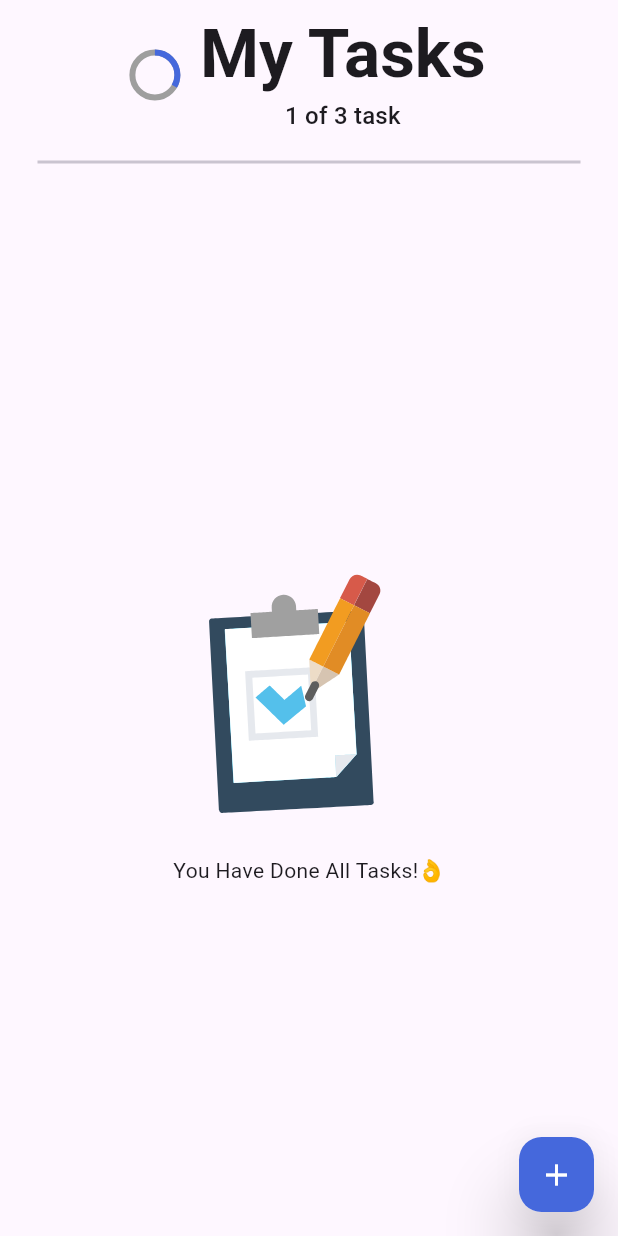
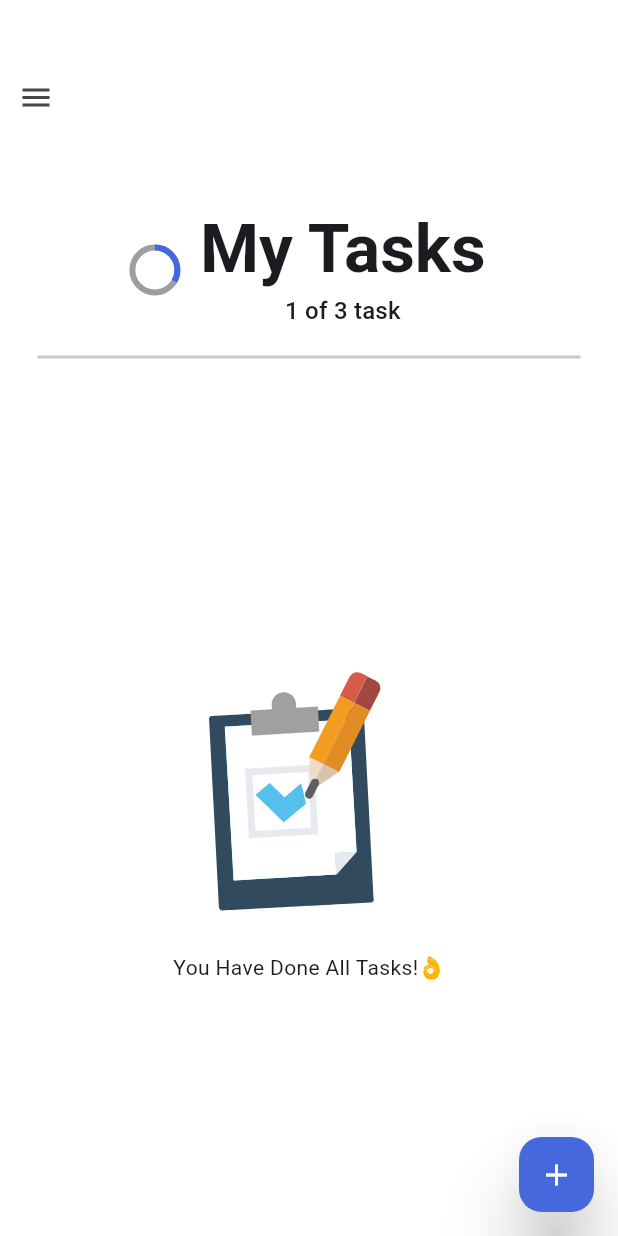
Before and after one commit to CodeByAshraf/todo_app, a Flutter app: the screen it shows after launch, on a phone screen of 412 x 824 dp. Run offline on Flutter 3.47's test engine with Material 3 defaults, Android fonts, the phone set to English and light mode, and no system bars; drawn by our look-alikes of flutter_slider_drawer; our stand-ins replace lottie.

Commit message:
opend and close slider

```diff
--- /dev/null
+++ b/lib/components/appbarview.dart
@@ -0,0 +1,60 @@
+import 'package:flutter/material.dart';
+import 'package:flutter_slider_drawer/flutter_slider_drawer.dart';
+
+class AppBarView extends StatefulWidget {
+  const AppBarView({super.key, required this.drawerKey});
+  final GlobalKey<SliderDrawerState> drawerKey;
+  @override
+  State<AppBarView> createState() => _AppBarViewState();
+}
+
+class _AppBarViewState extends State<AppBarView>
+    with SingleTickerProviderStateMixin {
+  late AnimationController animatController;
+  bool isDrawer = false;
+
+  @override
+  void initState() {
+    animatController = AnimationController(
+      vsync: this,
+      duration: const Duration(seconds: 1),
+    );
+    super.initState();
+  }
+
+  @override
+  void dispose() {
+    animatController.dispose();
+    super.dispose();
+  }
+
+  void onDrawer() {
+    isDrawer = !isDrawer;
+    if (isDrawer) {
+      animatController.forward();
+      widget.drawerKey.currentState!.openSlider();
+    } else {
+      animatController.reverse();
+      widget.drawerKey.currentState!.closeSlider();
+    }
+  }
+
+  @override
+  Widget build(BuildContext context) {
+    return SizedBox(
+      width: double.infinity,
+      height: 130,
+      child: Row(
+        children: [
+          IconButton(
+            onPressed: onDrawer,
+            icon: AnimatedIcon(
+              icon: AnimatedIcons.menu_close,
+              progress: animatController,
+            ),
+          ),
+        ],
+      ),
+    );
+  }
+}
--- a/lib/widget/home.dart
+++ b/lib/widget/home.dart
@@ -1,10 +1,8 @@
 import 'package:flutter/material.dart';
-import 'package:todo_app/extensions/space.dart';
-import 'package:todo_app/utils/colors.dart';
-import 'package:todo_app/utils/strings.dart';
-import 'package:todo_app/widget/custome_fab.dart';
-import 'package:todo_app/widget/custome_lottie.dart';
-import 'package:todo_app/widget/task_widget.dart';
+import 'package:flutter_slider_drawer/flutter_slider_drawer.dart';
+import 'package:todo_app/components/appbarview.dart';
+import 'package:todo_app/components/custome_fab.dart';
+import 'package:todo_app/widget/home_body.dart';
 
 class HomeView extends StatefulWidget {
   const HomeView({super.key});
@@ -14,104 +12,22 @@ class HomeView extends StatefulWidget {
 }
 
 class _HomeViewState extends State<HomeView> {
+  final GlobalKey<SliderDrawerState> drawer = GlobalKey<SliderDrawerState>();
   @override
   Widget build(BuildContext context) {
     var textTheme = Theme.of(context).textTheme;
     final List<int> testValues = [];
     return Scaffold(
       floatingActionButton: customeFab(),
-      body: SafeArea(
-        child: SizedBox(
-          height: double.infinity,
-          width: double.infinity,
-          child: Column(
-            children: [
-              //!Custome AppBar
-              SizedBox(
-                width: double.infinity,
-                height: 100,
-                child: Row(
-                  mainAxisAlignment: MainAxisAlignment.center,
-                  children: [
-                    const SizedBox(
-                      height: 30,
-                      width: 30,
-                      child: CircularProgressIndicator(
-                        value: 1 / 3,
-                        backgroundColor: Colors.grey,
-                        valueColor:
-                            AlwaysStoppedAnimation(MyColors.primaryColor),
-                      ),
-                    ),
-                    15.w,
-                    //!MainTitle
-                    Column(
-                      mainAxisAlignment: MainAxisAlignment.center,
-                      children: [
-                        Text(
-                          MyString.mainTitle,
-                          style: textTheme.displayMedium
-                              ?.copyWith(fontWeight: FontWeight.bold),
-                        ),
-                        3.h,
-                        //!Num Of Tasks
-                        Text(
-                          "1 of 3 task",
-                          style: textTheme.titleMedium,
-                        ),
-                      ],
-                    ),
-                  ],
-                ),
-              ),
-              //!Custome Divider
-              const Center(
-                child: Divider(
-                  thickness: 2,
-                  indent: 25,
-                  endIndent: 25,
-                ),
-              ),
-              20.h,
-              //!ListView Of Tasks
-              Expanded(
-                child: testValues.isNotEmpty
-                    ? ListView.builder(
-                        itemCount: testValues.length,
-                        scrollDirection: Axis.vertical,
-                        itemBuilder: (context, index) {
-                          return GestureDetector(
-                            onTap: () {},
-                            //!Dismissible
-                            child: Dismissible(
-                                onDismissed: (_) {
-                                },
-                                direction: DismissDirection.horizontal,
-                                background: Row(
-                                  mainAxisAlignment: MainAxisAlignment.center,
-                                  children: [
-                                    const Icon(
-                                      Icons.delete_outline,
-                                      color: Colors.grey,
-                                    ),
-                                    8.w,
-                                    const Text(
-                                      MyString.deletedTask,
-                                      style: TextStyle(color: Colors.grey),
-                                    )
-                                  ],
-                                ),
-                                key: Key(index.toString()),
-                                child: taskWidget()),
-                          );
-                        },
-                      )
-                      //!lottie.asset
-                    : customeLottie(testValues),
-              ),
-            ],
-          ),
+      body: SliderDrawer(
+        key: drawer,
+        isDraggable: false,
+        animationDuration: 1000,
+        slider: Container(
+          color: Colors.red,
         ),
+        appBar: AppBarView(drawerKey: drawer,),
+        child: homeBody(textTheme, testValues),
       ),
     );
   }
--- /dev/null
+++ b/lib/widget/home_body.dart
@@ -0,0 +1,102 @@
+  import 'package:flutter/material.dart';
+import 'package:todo_app/extensions/space.dart';
+import 'package:todo_app/utils/colors.dart';
+import 'package:todo_app/utils/strings.dart';
+import 'package:todo_app/widget/custome_lottie.dart';
+import 'package:todo_app/widget/task_widget.dart';
+
+SafeArea homeBody(TextTheme textTheme, List<int> testValues) {
+    return SafeArea(
+      child: SizedBox(
+        height: double.infinity,
+        width: double.infinity,
+        child: Column(
+          children: [
+            //!Custome AppBar
+            SizedBox(
+              width: double.infinity,
+              height: 100,
+              child: Row(
+                mainAxisAlignment: MainAxisAlignment.center,
+                children: [
+                  const SizedBox(
+                    height: 30,
+                    width: 30,
+                    child: CircularProgressIndicator(
+                      value: 1 / 3,
+                      backgroundColor: Colors.grey,
+                      valueColor:
+                          AlwaysStoppedAnimation(MyColors.primaryColor),
+                    ),
+                  ),
+                  15.w,
+                  //!MainTitle
+                  Column(
+                    mainAxisAlignment: MainAxisAlignment.center,
+                    children: [
+                      Text(
+                        MyString.mainTitle,
+                        style: textTheme.displayMedium
+                            ?.copyWith(fontWeight: FontWeight.bold),
+                      ),
+                      3.h,
+                      //!Num Of Tasks
+                      Text(
+                        "1 of 3 task",
+                        style: textTheme.titleMedium,
+                      ),
+                    ],
+                  ),
+                ],
+              ),
+            ),
+            //!Custome Divider
+            const Center(
+              child: Divider(
+                thickness: 2,
+                indent: 25,
+                endIndent: 25,
+              ),
+            ),
+            20.h,
+            //!ListView Of Tasks
+            Expanded(
+              child: testValues.isNotEmpty
+                  ? ListView.builder(
+                      itemCount: testValues.length,
+                      scrollDirection: Axis.vertical,
+                      itemBuilder: (context, index) {
+                        return GestureDetector(
+                          onTap: () {},
+                          //!Dismissible
+                          child: Dismissible(
+                              onDismissed: (_) {
+                              },
+                              direction: DismissDirection.horizontal,
+                              background: Row(
+                                mainAxisAlignment: MainAxisAlignment.center,
+                                children: [
+                                  const Icon(
+                                    Icons.delete_outline,
+                                    color: Colors.grey,
+                                  ),
+                                  8.w,
+                                  const Text(
+                                    MyString.deletedTask,
+                                    style: TextStyle(color: Colors.grey),
+                                  )
+                                ],
+                              ),
+                              key: Key(index.toString()),
+                              child: taskWidget()),
+                        );
+                      },
+                    )
+                    //!lottie.asset
+                  : customeLottie(testValues),
+            ),
+          ],
+        ),
+      ),
+    );
+  }
```
Also changed, not shown: lib/components/custome_fab.dart (renamed from lib/widget/custome_fab.dart).
